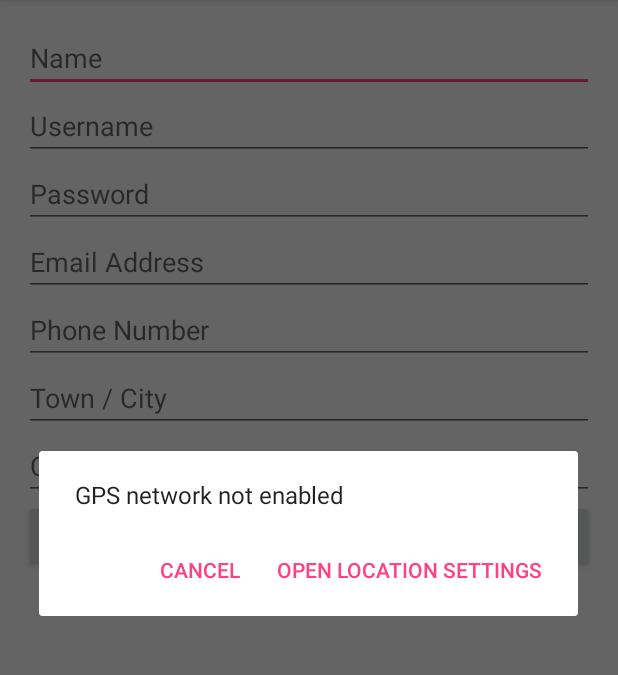
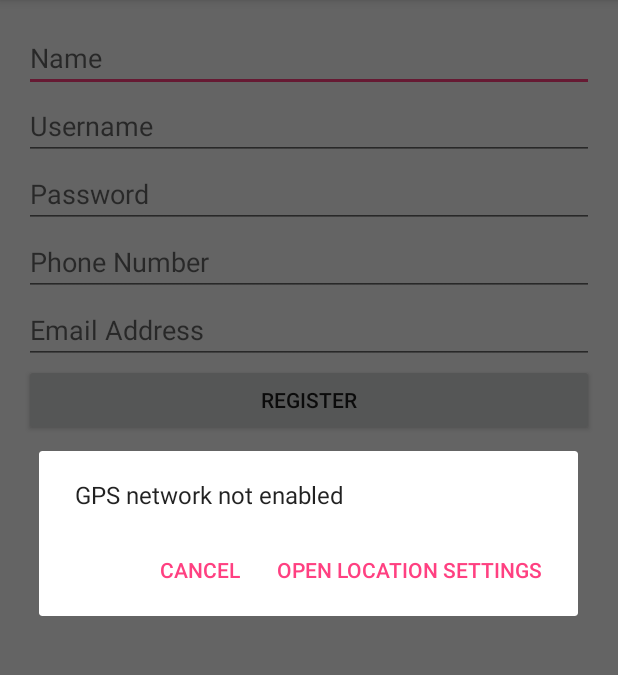
Before and after one commit to daniel0001/Caffeine3, an Android app: the RegisterActivity screen opened directly, with no data from a screen before it, after a tap on "REGISTER", on a phone screen of 412 x 824 dp, the part 84-759 px from its top. Run offline under Robolectric (Android 15) with nearby library versions, the phone set to English and light mode, and no system bars; our stand-ins replace Volley.

Commit message:
Get location for Register Activity - requires permissions (This branch removed locationID from SQL db and code)

```diff
--- a/Caffeine/app/src/main/java/practice/Caffeine/CheckConnectedHelper.java
+++ b/Caffeine/app/src/main/java/practice/Caffeine/CheckConnectedHelper.java
@@ -21,20 +21,19 @@ public class CheckConnectedHelper {
         IsGPSEnabledHelper gpsHelper = new IsGPSEnabledHelper(mContext);
         try {
             gpsEnabled = gpsHelper.getConnected();
+            if (!gpsEnabled) {
+                gpsHelper.notConnectedMessage();
+            }
         } catch (Exception ex) {
         }
-        if (!gpsEnabled) {
-            gpsHelper.notConnectedMessage();
-            return false;
-        }
+
         try {
             wifiConnected = conHelper.getConnected();
+            if (!wifiConnected) {
+                conHelper.notConnectedMessage();
+            }
         } catch (Exception ex) {
         }
-        if (!wifiConnected) {
-            conHelper.notConnectedMessage();
-            return false;
-        }
-        return true;
+        return !(!wifiConnected || !gpsEnabled);
     }
 }
--- a/Caffeine/app/src/main/java/practice/Caffeine/RegisterActivity.java
+++ b/Caffeine/app/src/main/java/practice/Caffeine/RegisterActivity.java
@@ -3,6 +3,8 @@ package practice.Caffeine;
 
 import android.content.Context;
 import android.content.Intent;
+import android.location.Location;
+import android.location.LocationListener;
 import android.os.Bundle;
 import android.support.v7.app.AlertDialog;
 import android.support.v7.app.AppCompatActivity;
@@ -26,9 +28,33 @@ import java.io.File;
  * Created by Daniel on 06/02/2017.
  */
 public class RegisterActivity extends AppCompatActivity {
+    private final LocationListener mLocationListener = new LocationListener() {
+        @Override
+        public void onLocationChanged(final Location location) {
+
+        }
+
+        @Override
+        public void onStatusChanged(String s, int i, Bundle bundle) {
+
+        }
+
+        @Override
+        public void onProviderEnabled(String s) {
+
+        }
+
+        @Override
+        public void onProviderDisabled(String s) {
+
+        }
+    };
     private DatabaseHelper myDB;
     private boolean gpsEnabled;
     private boolean wifiConnected;
+    private String location;
+    private Integer LOCATION_REFRESH_TIME = 100;
+    private Integer LOCATION_REFRESH_DISTANCE = 10;
 
     /**
      * Check if the database exist and can be read.
@@ -49,35 +75,31 @@ public class RegisterActivity extends AppCompatActivity {
         final EditText etUsername = (EditText) findViewById(R.id.etUsername);
         final EditText etPassword = (EditText) findViewById(R.id.etPassword);
         final EditText etPhone = (EditText) findViewById(R.id.etPhone);
-        final EditText etTownCity = (EditText) findViewById(R.id.etTownCity);
-        final EditText etCountry = (EditText) findViewById(R.id.etCountry);
+
         final EditText etEmailAddress = (EditText) findViewById(R.id.etEmailAddress);
         final Button bRegister = (Button) findViewById(R.id.bRegister);
 
         myDB = new DatabaseHelper(RegisterActivity.this);
 
+        // TODO: get the location as a String here: probably requires location manager and permissions to be granted
 
-        bRegister.setOnClickListener(new View.OnClickListener()
-    {
+
+        bRegister.setOnClickListener(new View.OnClickListener() {
+
         @Override
         public void onClick (View v){
             // Check that location is switched on and internet connected
-            gpsEnabled = false;
-            wifiConnected = false;
             CheckConnectedHelper checkConnectedHelper = new CheckConnectedHelper(RegisterActivity.this);
             if (!checkConnectedHelper.checkConnected(gpsEnabled, wifiConnected)) return;
 
-        final String name = etName.getText().toString();
-        final String username = etUsername.getText().toString();
-        final String password = etPassword.getText().toString();
-        final String country = etCountry.getText().toString();
-        final String city = etTownCity.getText().toString();
-        final String email = etEmailAddress.getText().toString();
-
+            final String name = etName.getText().toString();
+            final String username = etUsername.getText().toString();
+            final String password = etPassword.getText().toString();
+            final String email = etEmailAddress.getText().toString();
             final String phone = etPhone.getText().toString();
 
-        // Check that all of the edit text fields have been completed
-            if (name.length() == 0 || username.length() == 0 || password.length() == 0 || country.length() == 0 || city.length() == 0 || email.length() == 0 || phone.length() == 0) {
+            // Check that all of the edit text fields have been completed
+            if (name.length() == 0 || username.length() == 0 || password.length() == 0 || email.length() == 0 || phone.length() == 0) {
             Toast.makeText(RegisterActivity.this, "Please complete all of the user info.", Toast.LENGTH_LONG).show();
             return;         // if not completed return to start
         }
@@ -90,9 +112,7 @@ public class RegisterActivity extends AppCompatActivity {
                     Log.d("fixme", response);
                     JSONObject jsonResponse = new JSONObject(response);
                     boolean usernameExists = jsonResponse.getBoolean("usernameExists");
-                    boolean locationExists = jsonResponse.getBoolean("locationExists");
                     Integer userID = jsonResponse.getInt("userID");
-                    Integer locationID = jsonResponse.getInt("locationID");
 
                     if(usernameExists) {
                         AlertDialog.Builder builder = new AlertDialog.Builder(RegisterActivity.this);
@@ -100,17 +120,7 @@ public class RegisterActivity extends AppCompatActivity {
                                 .setNegativeButton("Retry", null)
                                 .create()
                                 .show();
-                    }
-                    /* Extension here would be to use geocoder to find current city and country to populate locations instead of reading off predefined location table*/
-                    if (!locationExists) {
-                        AlertDialog.Builder builder = new AlertDialog.Builder(RegisterActivity.this);
-                        builder.setMessage("It looks like this location doesn't exist.")
-                                .setNegativeButton("Retry", null)
-                                .create()
-                                .show();
-                    }
-
-                    if (!usernameExists && locationExists) {
+                    } else {
                         //check if myDB already exists
                         String dbName = "myDB.db";
                         Boolean myDBExists = doesDatabaseExist(RegisterActivity.this, getDatabasePath(DatabaseHelper.databasePath).toString());
@@ -121,17 +131,15 @@ public class RegisterActivity extends AppCompatActivity {
                             user.setUserID(userID);
                             user.setName(name);
                             user.setEmail(email);
-                            user.setLocationID(locationID);
                             user.setPassword(password);
                             user.setPhone(phone);
+                            user.setLocation(location);
                             myDB.addUser(user);
                         }
 
                         Intent intent = new Intent(RegisterActivity.this, LoginActivity.class);
                         RegisterActivity.this.startActivity(intent);
                     }
-
-
                 } catch (JSONException e) {
                     e.printStackTrace();
                 }
@@ -139,12 +147,9 @@ public class RegisterActivity extends AppCompatActivity {
             }
         };
 
-
-        RegisterRequest registerRequest = new RegisterRequest(responseListener, username, name, password, phone, city, country, email);
+            RegisterRequest registerRequest = new RegisterRequest(responseListener, username, name, password, phone, email, location);
         RequestQueue queue = Volley.newRequestQueue(RegisterActivity.this);
         queue.add(registerRequest);
-
-
     }
     }
 
@@ -152,5 +157,4 @@ public class RegisterActivity extends AppCompatActivity {
 
 }
 
-
 }
--- a/Caffeine/app/src/main/java/practice/Caffeine/RegisterRequest.java
+++ b/Caffeine/app/src/main/java/practice/Caffeine/RegisterRequest.java
@@ -17,7 +17,7 @@ public class RegisterRequest extends StringRequest {
 
     private Map<String, String> params;
 
-    public RegisterRequest(Response.Listener<String> listener, String username, String name, String password, String phone, String city, String country, String email) {
+    public RegisterRequest(Response.Listener<String> listener, String username, String name, String password, String phone, String email, String location) {
         super(Method.POST, REGISTER_REQUEST_URL, listener, null);
         params = new HashMap<>();
 
@@ -25,9 +25,8 @@ public class RegisterRequest extends StringRequest {
         params.put("name", name);
         params.put("password", password);
         params.put("phone", phone + "");
-        params.put("city", city);
-        params.put("country", country);
         params.put("email", email);
+        params.put("location", location + "");
     }
     public Map<String, String> getParams() {
         return params;
--- a/Caffeine/app/src/main/res/layout/activity_login.xml
+++ b/Caffeine/app/src/main/res/layout/activity_login.xml
@@ -26,7 +26,6 @@
         android:id="@+id/etPassword"
         android:layout_width="wrap_content"
         android:layout_height="wrap_content"
-
         android:layout_alignParentEnd="true"
         android:layout_alignParentLeft="true"
         android:layout_alignParentRight="true"
--- a/Caffeine/app/src/main/res/layout/activity_register.xml
+++ b/Caffeine/app/src/main/res/layout/activity_register.xml
@@ -14,7 +14,6 @@
         android:id="@+id/etName"
         android:layout_width="wrap_content"
         android:layout_height="wrap_content"
-
         android:layout_alignParentEnd="true"
         android:layout_alignParentLeft="true"
         android:layout_alignParentRight="true"
@@ -27,7 +26,6 @@
         android:layout_width="wrap_content"
         android:layout_height="wrap_content"
         android:layout_alignParentEnd="true"
-
         android:layout_alignParentLeft="true"
         android:layout_alignParentRight="true"
         android:layout_alignParentStart="true"
@@ -40,7 +38,6 @@
         android:layout_width="wrap_content"
         android:layout_height="wrap_content"
         android:layout_alignParentEnd="true"
-
         android:layout_alignParentLeft="true"
         android:layout_alignParentRight="true"
         android:layout_alignParentStart="true"
@@ -52,52 +49,23 @@
         android:id="@+id/etPhone"
         android:layout_width="wrap_content"
         android:layout_height="wrap_content"
-
         android:layout_alignParentEnd="true"
         android:layout_alignParentLeft="true"
         android:layout_alignParentRight="true"
         android:layout_alignParentStart="true"
-        android:layout_below="@+id/etEmailAddress"
+        android:layout_below="@+id/etPassword"
         android:hint="@string/phone_number"
         android:inputType="phone" />
 
     <EditText
-        android:id="@+id/etTownCity"
+        android:id="@+id/etEmailAddress"
         android:layout_width="wrap_content"
         android:layout_height="wrap_content"
-
         android:layout_alignParentEnd="true"
         android:layout_alignParentLeft="true"
         android:layout_alignParentRight="true"
         android:layout_alignParentStart="true"
         android:layout_below="@+id/etPhone"
-        android:hint="@string/town_city"
-        android:inputType="textPostalAddress" />
-
-    <EditText
-        android:id="@+id/etCountry"
-        android:layout_width="wrap_content"
-        android:layout_height="wrap_content"
-
-        android:layout_alignParentEnd="true"
-        android:layout_alignParentLeft="true"
-        android:layout_alignParentRight="true"
-        android:layout_alignParentStart="true"
-        android:layout_below="@+id/etTownCity"
-        android:hint="@string/country"
-        android:inputType="textPostalAddress" />
-
-    <EditText
-        android:id="@+id/etEmailAddress"
-        android:layout_width="wrap_content"
-        android:layout_height="wrap_content"
-
-        android:layout_alignParentEnd="true"
-        android:layout_alignParentLeft="true"
-
-        android:layout_alignParentRight="true"
-        android:layout_alignParentStart="true"
-        android:layout_below="@+id/etPassword"
         android:hint="@string/email_address"
         android:inputType="textEmailAddress" />
 
@@ -106,11 +74,10 @@
         android:layout_width="wrap_content"
         android:layout_height="wrap_content"
         android:layout_alignParentEnd="true"
-
         android:layout_alignParentLeft="true"
         android:layout_alignParentRight="true"
         android:layout_alignParentStart="true"
-        android:layout_below="@+id/etCountry"
+        android:layout_below="@+id/etEmailAddress"
         android:clickable="true"
         android:text="@string/register" />
 
```
Also changed, not shown: Caffeine/app/src/main/java/practice/Caffeine/DatabaseHelper.java (+8 -8 lines), Caffeine/app/src/main/java/practice/Caffeine/LoginActivity.java (+11 -7 lines), Caffeine/app/src/main/java/practice/Caffeine/NewCoffeeShopActivity.java (+29 -18 lines), Caffeine/app/src/main/java/practice/Caffeine/User.java (+8 -8 lines).
